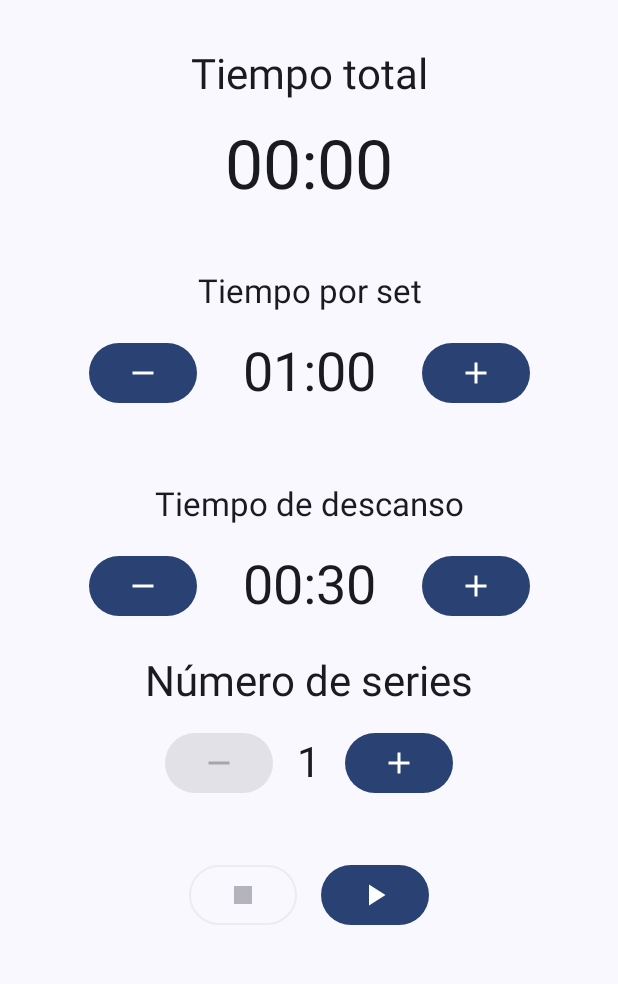
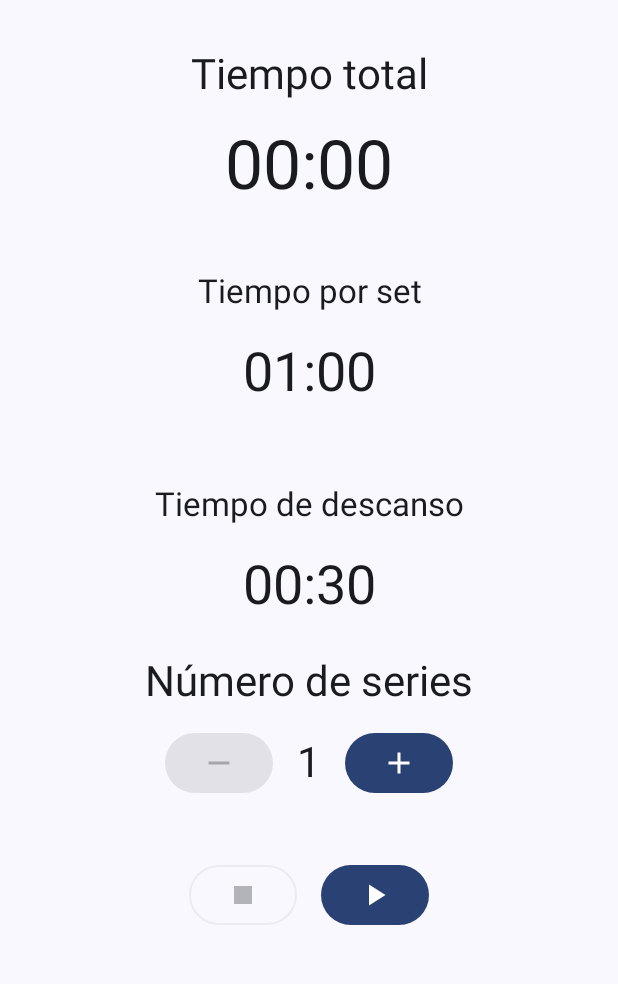
Before and after one commit to CarlosHernandezCR/Chrono-fit, an Android app built with Jetpack Compose: the screen it shows after launch (MainActivity), on a phone screen of 412 x 824 dp, the part 127-1111 px from its top. Run offline under Robolectric (Android 15) with nearby library versions, the phone set to English and light mode, and no system bars.

Commit message:
Borrado de los botones + y -
Eliminados los botones de + y - en el tiempo de los sets y de descanso ya que es mejor la escritura manual ya implementada

```diff
--- a/Chrono_FitApp/app/src/main/java/com/example/chrono_fit_app/ui/screens/principal/PrincipalActivity.kt
+++ b/Chrono_FitApp/app/src/main/java/com/example/chrono_fit_app/ui/screens/principal/PrincipalActivity.kt
@@ -193,7 +193,6 @@ fun PantallaPrincipal(
             iniciado = empezado,
             enEsteEstado = !enDescanso,
             onChange = onTiempoActividadChanged,
-            min = 1
         )
 
         Spacer(modifier = Modifier.padding(6.dp))
@@ -205,7 +204,6 @@ fun PantallaPrincipal(
             iniciado = empezado,
             enEsteEstado = enDescanso,
             onChange = onTiempoDescansoChanged,
-            min = 0
         )
 
 
@@ -282,7 +280,6 @@ fun ContadorDeTiempoConfigurable(
     iniciado: Boolean,
     enEsteEstado: Boolean,
     onChange: (Int) -> Unit,
-    min: Int
 ) {
     val progreso = if (iniciado && enEsteEstado && valorInicial > 0) {
         valorRestante.toFloat() / valorInicial
@@ -307,15 +304,6 @@ fun ContadorDeTiempoConfigurable(
             horizontalArrangement = Arrangement.Center,
             modifier = Modifier.padding(horizontal = 16.dp)
         ) {
-            if (!iniciado) {
-                Button(
-                    onClick = { if (valorInicial > min) onChange(valorInicial - 1) },
-                    enabled = valorInicial > min,
-                ) {
-                    Icon(imageVector = Icons.Filled.Remove, contentDescription = MENOS)
-                }
-            }
-
             if (iniciado && enEsteEstado) {
                 Box(
                     contentAlignment = Alignment.Center,
@@ -419,15 +407,6 @@ fun ContadorDeTiempoConfigurable(
                                 editando = true
                             }
                     )
-                }
-            }
-
-            if (!iniciado) {
-                Button(
-                    onClick = { onChange(valorInicial + 1) },
-                    enabled = true
-                ) {
-                    Icon(imageVector = Icons.Filled.Add, contentDescription = MAS)
                 }
             }
         }
```
